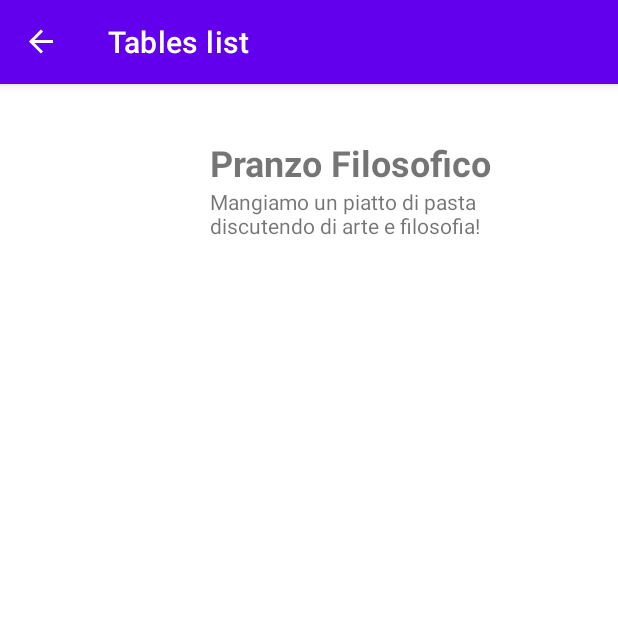
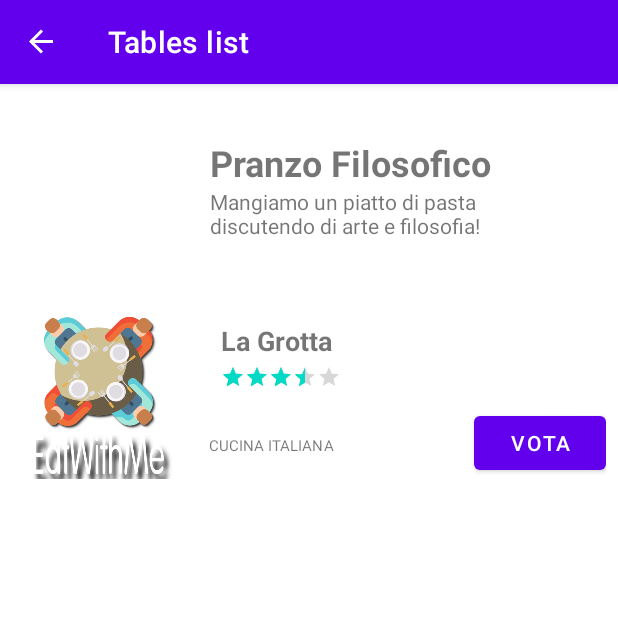
Before and after one commit to gianluca-pepe/eatwithme, an Android app: the TableLobbyFragment screen opened through its navigation route, on a phone screen of 412 x 824 dp, the top half of it. Run offline under Robolectric (Android 15) with nearby library versions, the phone set to English and light mode, and no system bars; our stand-ins replace Firebase (no records; nobody signed in at launch, a user with empty details on screens opened directly), navigation-ui.

```diff
--- /dev/null
+++ b/app/src/main/java/com/brugia/eatwithme/RestaurantItemFragment.kt
@@ -0,0 +1,40 @@
+package com.brugia.eatwithme
+
+import android.os.Bundle
+import android.view.LayoutInflater
+import android.view.View
+import android.view.ViewGroup
+import android.widget.Button
+import android.widget.ImageView
+import android.widget.RatingBar
+import android.widget.TextView
+import androidx.fragment.app.Fragment
+
+class RestaurantItemFragment: Fragment() {
+
+    private lateinit var restaurantNameTextView: TextView
+    private lateinit var restaurantRatingBar: RatingBar
+    private lateinit var restaurantTypeTextView: TextView
+    private lateinit var restaurantImageView: ImageView
+
+    override fun onCreateView(inflater: LayoutInflater, container: ViewGroup?,
+                              savedInstanceState: Bundle?): View? {
+        // Inflate the layout for this fragment
+        val view = inflater.inflate(R.layout.restaurant_row_item, container, false)
+
+        restaurantRatingBar = view.findViewById(R.id.restaurant_rating_bar)
+        restaurantNameTextView = view.findViewById(R.id.restaurant_name)
+        restaurantTypeTextView = view.findViewById(R.id.restaurant_type_tag)
+        restaurantImageView = view.findViewById(R.id.restaurant_img)
+
+        /**
+         * TODO: MANAGING RESTAURANTS THROUGH GOOGLE API
+         */
+        restaurantNameTextView.text = "La Grotta"
+        restaurantTypeTextView.text = "Cucina Italiana"
+        restaurantRatingBar.rating = 3.2F
+        restaurantImageView.setImageResource(R.drawable.logo_login)
+
+        return view
+    }
+}
--- a/app/src/main/java/com/brugia/eatwithme/TableLobbyFragment.kt
+++ b/app/src/main/java/com/brugia/eatwithme/TableLobbyFragment.kt
@@ -7,28 +7,37 @@ import android.view.LayoutInflater
 import android.view.View
 import android.view.ViewGroup
 import androidx.activity.result.contract.ActivityResultContracts
+import androidx.fragment.app.activityViewModels
 import androidx.fragment.app.viewModels
+import androidx.recyclerview.widget.RecyclerView
 import com.brugia.eatwithme.location.LocationViewModel
+import com.brugia.eatwithme.tablelist.SelectedTableViewModel
+import com.brugia.eatwithme.userlist.PersonsAdapter
 import com.google.android.gms.location.FusedLocationProviderClient
 import com.google.android.gms.location.LocationServices
 
-
-/**
- * A simple [Fragment] subclass.
- * Use the [TableLobbyFragment.newInstance] factory method to
- * create an instance of this fragment.
- */
 class TableLobbyFragment : Fragment() {
 
-    override fun onCreate(savedInstanceState: Bundle?) {
-        super.onCreate(savedInstanceState)
-    }
+    private val tableViewModel by activityViewModels<SelectedTableViewModel>()
 
     override fun onCreateView(inflater: LayoutInflater, container: ViewGroup?,
                               savedInstanceState: Bundle?): View? {
         // Inflate the layout for this fragment
         return inflater.inflate(R.layout.fragment_table_lobby, container, false)
+    }
 
+    override fun onViewCreated(view: View, savedInstanceState: Bundle?) {
+        super.onViewCreated(view, savedInstanceState)
+
+        /* Persons list management (RecyclerView) */
+        //val personsAdapter = PersonsAdapter()
+
+        //val recyclerView: RecyclerView = view.findViewById(R.id.recycler_view_person_list)
+        //recyclerView.adapter = personsAdapter
+
+        tableViewModel.personsList.observe(viewLifecycleOwner, {
+            //personsAdapter.submitList(it)
+        })
     }
 
 }
--- a/app/src/main/java/com/brugia/eatwithme/data/Person.kt
+++ b/app/src/main/java/com/brugia/eatwithme/data/Person.kt
@@ -19,17 +19,9 @@ data class Person(
     val email: String? = null,
     val birthday: String? = null,
     val profile_pic: String? = null,
-    val preferences: ArrayList<String>,
-    var default_location: HashMap<String, Any?> = hashMapOf(
-            "latlog" to GeoPoint(0.0, 0.0),
-            "label" to null
-    )
+    val preferences: ArrayList<String>? = null,
 ) {
     fun isProfileIncomplete(): Boolean {
         return name.isNullOrEmpty() || surname.isNullOrEmpty() || birthday.isNullOrEmpty()
     }
-
-    fun hasDefaultLocation(): Boolean {
-        return default_location["label"] == null
-    }
 }
--- a/app/src/main/java/com/brugia/eatwithme/tablelist/SelectedTableViewModel.kt
+++ b/app/src/main/java/com/brugia/eatwithme/tablelist/SelectedTableViewModel.kt
@@ -19,12 +19,18 @@ class SelectedTableViewModel: ViewModel() {
     val joinState: LiveData<Boolean>
         get() = _joinState
 
+    private var _personsList = MutableLiveData<MutableList<Person>>()
+    private var _personsListTemp = mutableListOf<Person>()
+    val personsList: LiveData<MutableList<Person>>
+        get() = _personsList
+
     private val auth_id = Firebase.auth.uid
     private val db = Firebase.firestore
 
     fun setSelectedTable(table: Table?) {
         table?.let {
             _selectedTable.value = table
+            createParticipantsList()
         }
     }
 
@@ -52,4 +58,22 @@ class SelectedTableViewModel: ViewModel() {
 
         return false
     }
+
+    private fun createParticipantsList() {
+        auth_id?.let {
+            _personsListTemp = mutableListOf()
+            _selectedTable.value?.participantsList?.forEach { id ->
+                db.collection("Users").document(id).get().addOnSuccessListener {
+                    _personsListTemp.add(Person(
+                            id = it.getString("id"),
+                            name = it.getString("name"),
+                            surname = it.getString("surname"),
+                            profile_pic = it.getString("profile_pic")
+                    ))
+
+                    _personsList.value = _personsListTemp
+                }
+            }
+        }
+    }
 }
--- a/app/src/main/res/layout/fragment_table_lobby.xml
+++ b/app/src/main/res/layout/fragment_table_lobby.xml
@@ -12,13 +12,16 @@
         android:layout_width="match_parent"
         android:layout_height="wrap_content"
         app:layout_constraintStart_toStartOf="parent"
-        app:layout_constraintTop_toTopOf="parent" />
+        app:layout_constraintTop_toTopOf="parent" >
 
-    <androidx.recyclerview.widget.RecyclerView
+    </androidx.fragment.app.FragmentContainerView>
+
+    <fragment
+        android:id="@+id/fragment2"
+        android:name="com.brugia.eatwithme.RestaurantItemFragment"
         android:layout_width="match_parent"
-        android:layout_height="match_parent"
-        tools:layout_editor_absoluteX="-148dp"
-        tools:layout_editor_absoluteY="-26dp"
-        tools:listitem="@layout/restaurant_row_item" />
+        android:layout_height="wrap_content"
+        app:layout_constraintStart_toStartOf="parent"
+        app:layout_constraintTop_toBottomOf="@+id/table_info_lobby" />
 
 </androidx.constraintlayout.widget.ConstraintLayout>
--- a/app/src/main/res/layout/restaurant_row_item.xml
+++ b/app/src/main/res/layout/restaurant_row_item.xml
@@ -8,7 +8,7 @@
               android:layout_height="wrap_content">
 
   <ImageView
-      android:id="@+id/imageView1"
+      android:id="@+id/restaurant_img"
       android:layout_width="115dp"
       android:layout_height="115dp"
       tools:src="@mipmap/ic_launcher" />
@@ -22,17 +22,17 @@
         android:layout_height="match_parent">
 
       <TextView
-          android:id="@+id/restaurantNameView"
+          android:id="@+id/restaurant_name"
           android:layout_width="0dp"
           android:layout_height="wrap_content"
           android:layout_gravity="center"
           android:layout_marginStart="24dp"
           android:layout_marginEnd="24dp"
-          android:lines="2"
+          android:maxLines="2"
           android:singleLine="false"
           android:textSize="18sp"
           android:textStyle="bold"
-          app:layout_constraintBottom_toTopOf="@+id/ratingBar"
+          app:layout_constraintBottom_toTopOf="@+id/restaurant_rating_bar"
           app:layout_constraintEnd_toEndOf="parent"
           app:layout_constraintStart_toStartOf="parent"
           app:layout_constraintTop_toTopOf="parent"
@@ -41,18 +41,18 @@
           tools:text="@tools:sample/lorem[10]" />
 
       <TextView
-          android:id="@+id/textView4"
+          android:id="@+id/restaurant_type_tag"
           android:layout_width="wrap_content"
           android:layout_height="wrap_content"
           android:layout_marginStart="16dp"
           android:text="@tools:sample/lorem[0]"
           android:textAllCaps="true"
           android:textSize="10sp"
-          app:layout_constraintBaseline_toBaselineOf="@+id/button2"
+          app:layout_constraintBaseline_toBaselineOf="@+id/restaurant_vote_button"
           app:layout_constraintStart_toStartOf="parent" />
 
       <RatingBar
-          android:id="@+id/ratingBar"
+          android:id="@+id/restaurant_rating_bar"
           style="@style/Widget.AppCompat.RatingBar.Small"
           android:layout_width="wrap_content"
           android:layout_height="wrap_content"
@@ -61,12 +61,12 @@
           android:numStars="5"
           android:rating="2.3"
           android:stepSize="0.1"
-          app:layout_constraintBottom_toTopOf="@+id/textView4"
-          app:layout_constraintStart_toStartOf="@+id/restaurantNameView"
-          app:layout_constraintTop_toBottomOf="@+id/restaurantNameView" />
+          app:layout_constraintBottom_toTopOf="@+id/restaurant_type_tag"
+          app:layout_constraintStart_toStartOf="@+id/restaurant_name"
+          app:layout_constraintTop_toBottomOf="@+id/restaurant_name" />
 
       <Button
-          android:id="@+id/button2"
+          android:id="@+id/restaurant_vote_button"
           android:layout_width="wrap_content"
           android:layout_height="wrap_content"
           android:text="Vota"
```
Also changed, not shown: app/src/main/java/com/brugia/eatwithme/TableSummaryFragment.kt (+14 -1 lines), app/src/main/java/com/brugia/eatwithme/userlist/PersonsAdapter.kt (added, +76 -0 lines), app/src/main/res/layout/fragment_table_summary.xml (+3 -4 lines), app/src/main/res/layout/person_row_item.xml (renamed from app/src/main/res/layout/recycler_view_item.xml, +20 -2 lines).
